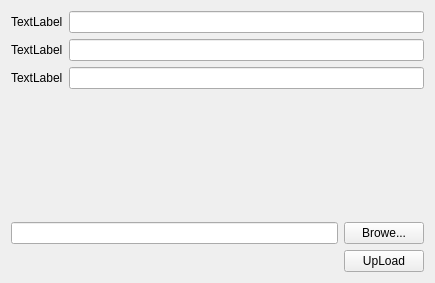
Before: the Qt Designer form dataservice_client/userinfoshower.ui in klxs123/qt_tutorial, drawn with Qt 5.
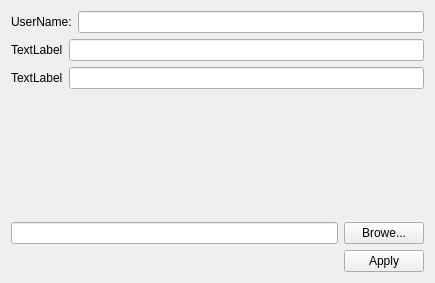
After: the same form once the commit is applied.

```diff
--- a/dataservice_client/userinfoshower.ui
+++ b/dataservice_client/userinfoshower.ui
@@ -21,7 +21,7 @@
        <item>
         <widget class="QLabel" name="label">
          <property name="text">
-          <string>TextLabel</string>
+          <string>UserName:</string>
          </property>
         </widget>
        </item>
@@ -114,7 +114,7 @@
        <item>
         <widget class="QPushButton" name="bt_upload">
          <property name="text">
-          <string>UpLoad</string>
+          <string>Apply</string>
          </property>
         </widget>
        </item>
```
Left out of the diff: 4 changed lines with no effect on the pictures.
